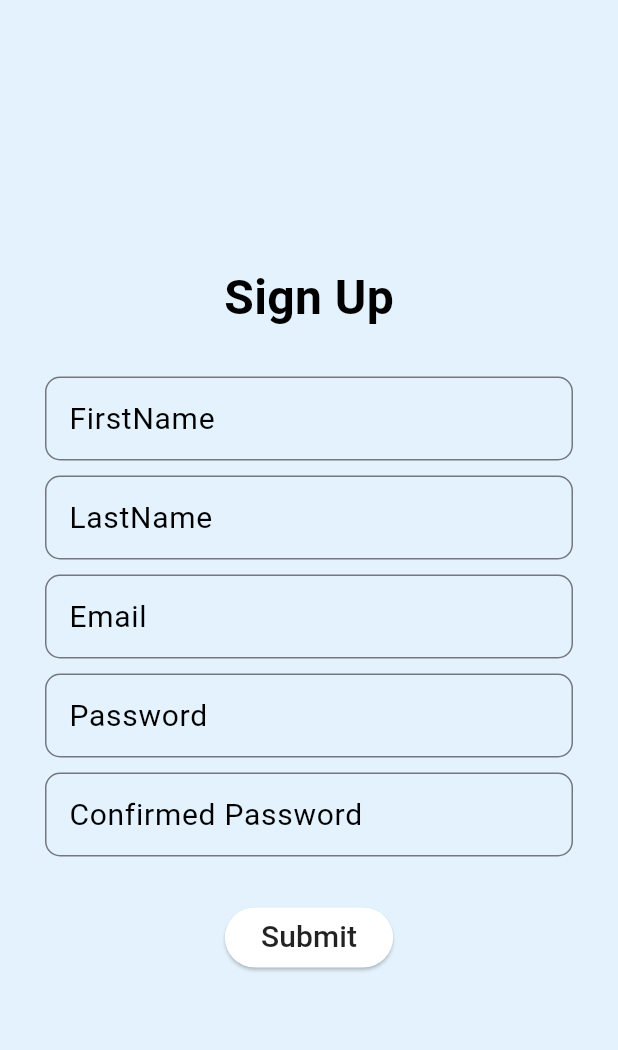
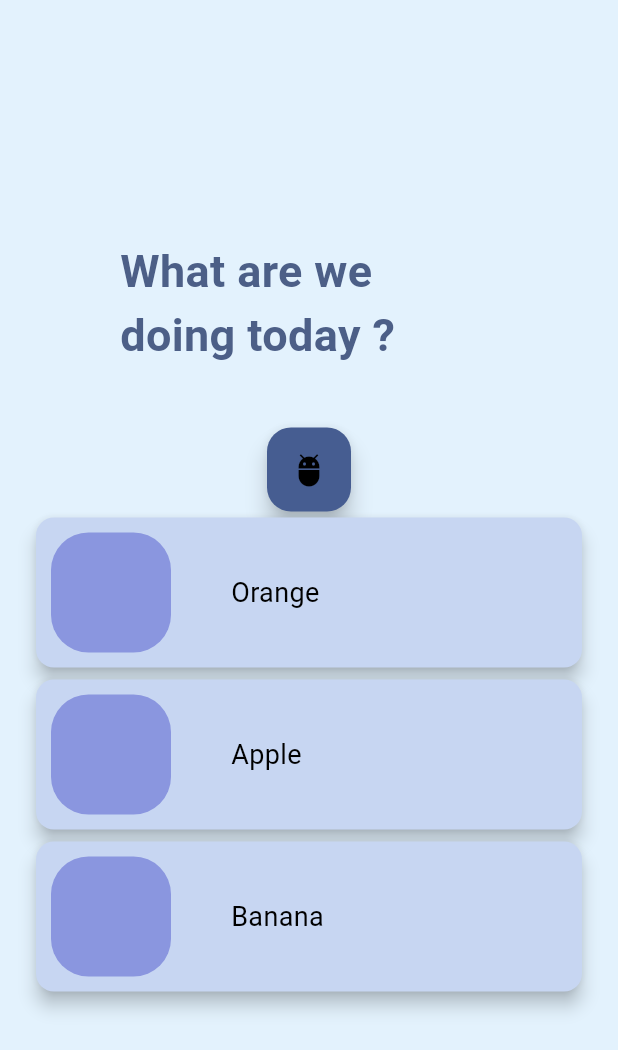
Before and after one commit to suanonokf/GATEKEEPER-MOBILE, a Flutter app: the screen it shows after launch, on a phone screen of 412 x 824 dp. Shown: the top 1050 px of the screen. Run offline on Flutter 3.47's test engine with Material 3 defaults, Android fonts, the phone set to English and light mode, and no system bars; our stand-ins replace google_fonts, google_sign_in; Roboto replaces fonts that are missing (Arial, Arima, Oldenburg).

Commit message:
Start Home Screen dev

```diff
--- /dev/null
+++ b/devtools_options.yaml
@@ -0,0 +1,3 @@
+description: This file stores settings for Dart & Flutter DevTools.
+documentation: https://docs.flutter.dev/tools/devtools/extensions#configure-extension-enablement-states
+extensions:
--- /dev/null
+++ b/lib/Service/AppTheme.dart
@@ -0,0 +1,9 @@
+import 'dart:ui';
+
+class AppTheme{
+  Color color = Color.fromRGBO(100, 127, 188, 0.1);
+  AppTheme();
+  Color getColor(){
+    return color;
+  }
+}
--- a/lib/Sreen/Home.dart
+++ b/lib/Sreen/Home.dart
@@ -0,0 +1,97 @@
+import 'package:flutter/cupertino.dart';
+import 'package:flutter/material.dart';
+import 'package:google_fonts/google_fonts.dart';
+import 'package:namer_app/Service/AppTheme.dart';
+import 'package:namer_app/Service/TaskListController/NewTasks.dart';
+
+class Home extends StatelessWidget{
+  @override
+  Widget build(BuildContext context) {
+    return MaterialApp(
+      home: HomeFrame(),
+      theme: ThemeData(colorSchemeSeed: AppTheme().getColor()),
+      debugShowCheckedModeBanner: false,
+    );
+  }
+}
+
+class HomeFrame extends StatelessWidget{
+  @override
+  Widget build(BuildContext context) {
+    return Scaffold(
+      backgroundColor: Theme.of(context).secondaryHeaderColor,
+      body: Center(
+        child: Column(
+          mainAxisAlignment: MainAxisAlignment.center,
+          crossAxisAlignment: CrossAxisAlignment.end,
+          children: [
+          Padding(
+            padding: const EdgeInsets.fromLTRB(80, 0, 80, 40),
+            child: Text("What are we doing today ?",style: GoogleFonts.oldenburg(textStyle: TextStyle(color: Color.fromRGBO(60, 79, 122, 0.9), fontSize: 30, fontWeight: FontWeight.bold)),),
+          ),
+            Center(
+              child: FloatingActionButton(
+                  onPressed: (){
+
+                  },
+                backgroundColor: Theme.of(context).primaryColor,
+                foregroundColor: Colors.black,
+                child: Icon(Icons.adb_rounded),
+              ),
+            ),
+            Expanded(flex: 0,child: Padding(
+              padding: const EdgeInsets.fromLTRB(20, 0, 20, 0),
+              child: TaskView(),
+            ),),
+          ],
+        ),
+      ),
+    );
+  }
+}
+
+class TaskView extends StatefulWidget{
+  @override
+  State<StatefulWidget> createState() => TaskViewState();
+}
+class TaskViewState extends State<TaskView>{
+  @override
+  Widget build(BuildContext context) {
+    List<dynamic> tasksList =["Orange","Apple","Banana"];
+    NewTasks tasks = NewTasks(tasksList);
+    return  ListView.builder(
+        shrinkWrap: true,
+        itemCount: tasksList.length,
+          itemBuilder: (context,int index){
+          return Card(
+            color: Color.fromRGBO(199, 214, 242, 1),
+            elevation: 5,
+            child: Row(
+              mainAxisAlignment: MainAxisAlignment.start,
+              crossAxisAlignment: CrossAxisAlignment.center,
+              children: [
+                Padding(
+                  padding:EdgeInsets.all(10),
+                  child: Container(
+                    height: 80,
+                    width: 80,
+                    decoration: BoxDecoration(
+                      color: Color.fromRGBO(77, 85, 204, 0.5),
+                        borderRadius: BorderRadius.circular(25)
+                    ),
+                  ),
+                ),
+                SizedBox(width: 30,),
+                Column(
+                  children: [
+                    Text("${tasksList[index]}",style: GoogleFonts.arima(textStyle: TextStyle(color: Colors.black,fontSize: 18)),),
+                  ],
+                )
+              ],
+            ),
+          );
+          }
+      );
+  }
+
+}
--- a/lib/Sreen/LogIn.dart
+++ b/lib/Sreen/LogIn.dart
@@ -1,5 +1,7 @@
 import 'package:flutter/cupertino.dart';
 import 'package:flutter/material.dart';
+import 'package:google_fonts/google_fonts.dart';
+import 'package:namer_app/Service/AppTheme.dart';
 import 'package:namer_app/Service/GoogleSignIn.dart';
 
 class LogIn extends StatelessWidget{
@@ -7,7 +9,7 @@ class LogIn extends StatelessWidget{
   Widget build(BuildContext context) {
     return MaterialApp(
       home: LogInPage(),
-      theme: ThemeData(colorSchemeSeed: Color.fromRGBO(100, 127, 188, 0.1)),
+      theme: ThemeData(colorSchemeSeed: AppTheme().getColor()),
       debugShowCheckedModeBanner: false,
     );
   }
@@ -47,7 +49,7 @@ class MyFormState extends State<MyForm>{
           crossAxisAlignment: CrossAxisAlignment.center,
           children: [
             SizedBox(height: 20,),
-            Text("Log In",style: TextStyle(fontStyle: FontStyle.italic,fontSize: 32,fontWeight: FontWeight.bold,color: Colors.black),),
+            Text("Log In",style: GoogleFonts.pacifico(textStyle: TextStyle(fontStyle: FontStyle.italic,fontSize: 32,fontWeight: FontWeight.bold,color: Colors.black)),),
             SizedBox(height: 24,),
             Form(
               key: _formKey,
--- a/lib/Sreen/SignUpFrame.dart
+++ b/lib/Sreen/SignUpFrame.dart
@@ -1,5 +1,6 @@
 import 'package:flutter/cupertino.dart';
 import 'package:flutter/material.dart';
+import 'package:namer_app/Service/AppTheme.dart';
 import 'package:namer_app/Service/SignUpLogic.dart';
 import 'package:provider/provider.dart';
 
@@ -10,7 +11,7 @@ class SignUpFrame extends StatelessWidget{
         create: (context)=> FrameState(),
       child: MaterialApp(
         home: SignUpWidget(),
-        theme: ThemeData(colorSchemeSeed: Color.fromRGBO(100, 127, 188, 0.1)),
+        theme: ThemeData(colorSchemeSeed: AppTheme().getColor()),
         debugShowCheckedModeBanner: false,
       ),
     );
--- a/lib/main.dart
+++ b/lib/main.dart
@@ -2,6 +2,8 @@ import 'package:flutter/material.dart';
 import 'package:namer_app/Sreen/LogIn.dart';
 import 'package:namer_app/Sreen/SignUpFrame.dart';
 
+import 'Sreen/Home.dart';
+
 void main() {
-  runApp(SignUpFrame());
+  runApp(Home());
 }
--- a/pubspec.yaml
+++ b/pubspec.yaml
@@ -13,6 +13,7 @@ dependencies:
   english_words: ^4.0.0
   provider: ^6.1.5
   http: ^1.5.0
+  google_fonts: ^6.0.0
 
 dev_dependencies:
   flutter_test:
```
Also changed, not shown: lib/Service/TaskListController/NewTasks.dart (added, +28 -0 lines), pubspec.lock, 1 other file.
